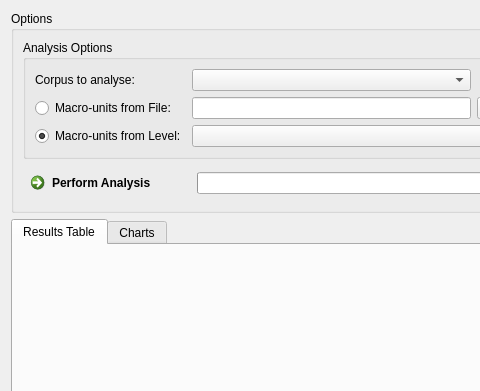
Before: the Qt Designer form app/statistics/prosody/AnalyserMacroprosodyWidget.ui in praaline/Praaline, drawn with Qt 5; both pictures show x 0 to 480 and y 0 to 391 of the 970 by 655 pixel window.
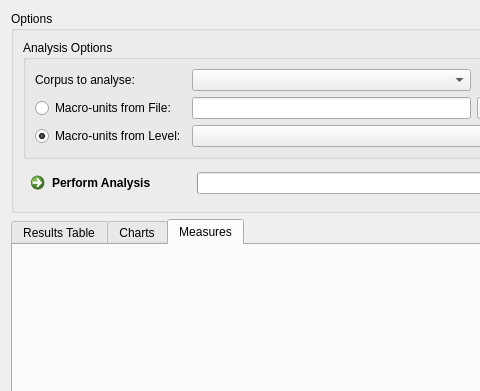
After: the same form once the commit is applied. The open tabs and pages were chosen to show the change.

Patch:
```diff
--- a/app/statistics/prosody/AnalyserMacroprosodyWidget.ui
+++ b/app/statistics/prosody/AnalyserMacroprosodyWidget.ui
@@ -146,6 +146,12 @@
       </attribute>
       <layout class="QGridLayout" name="gridLayoutCharts"/>
      </widget>
+     <widget class="QWidget" name="tabMeasureDefinitions">
+      <attribute name="title">
+       <string>Measures</string>
+      </attribute>
+      <layout class="QGridLayout" name="gridLayoutMeasureDefinitions"/>
+     </widget>
     </widget>
    </item>
   </layout>
```
